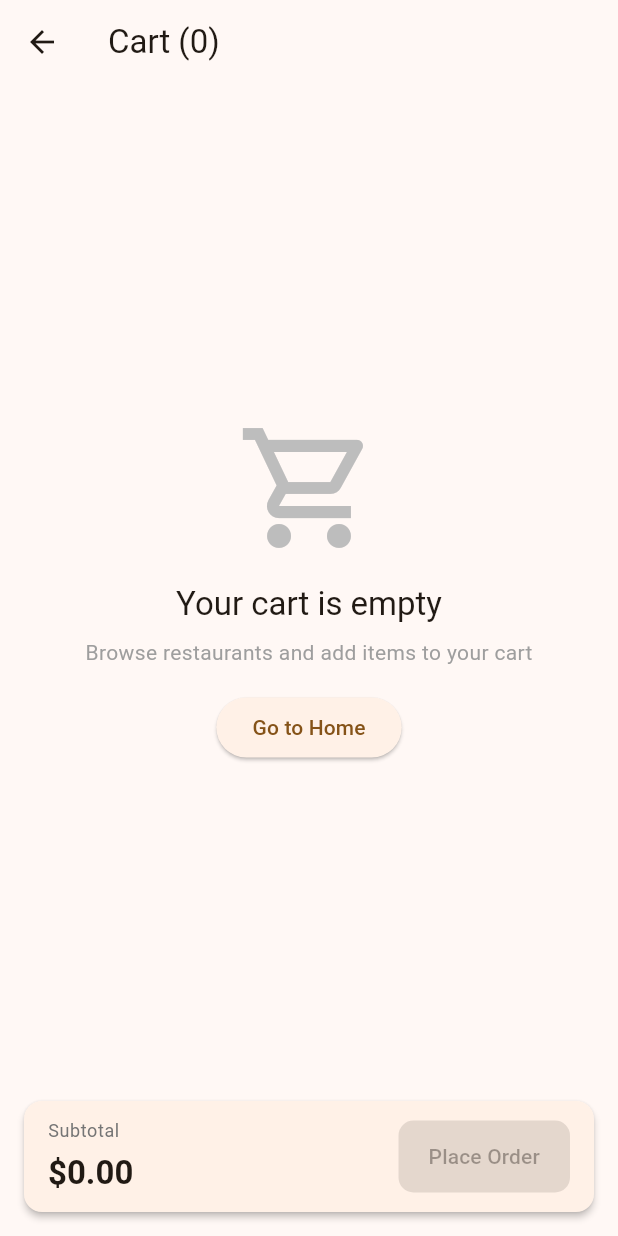
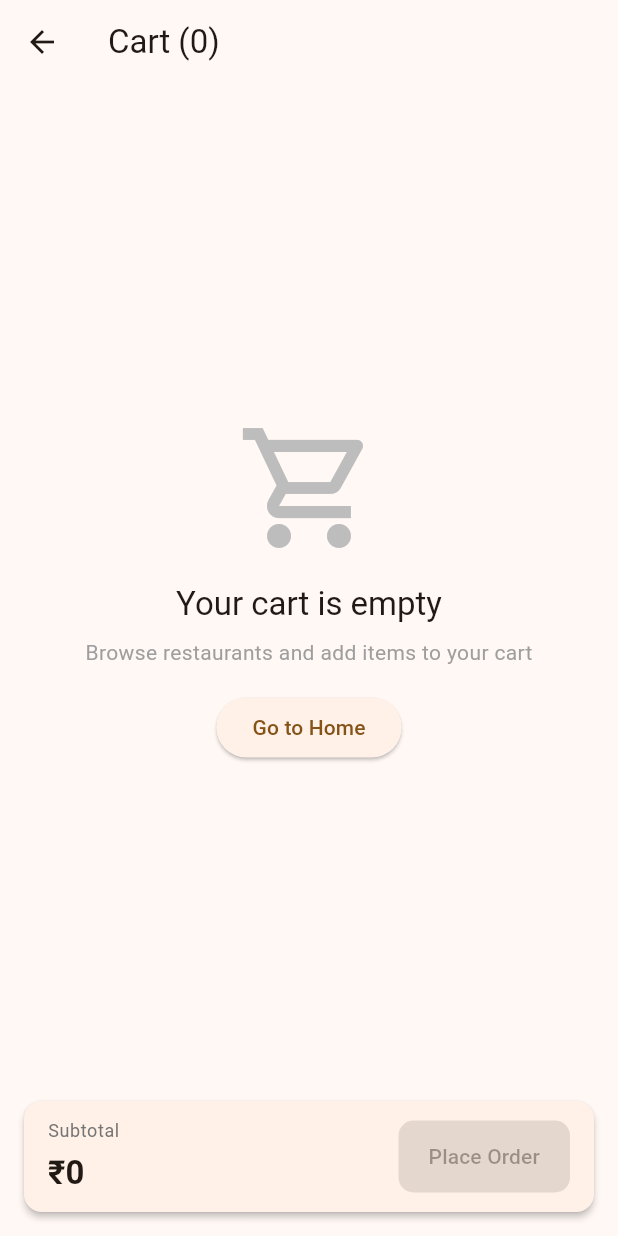
Before and after one commit to Reranko05/SEPM_SMA, a Flutter app: the CartScreen screen opened by its route, on a phone screen of 412 x 824 dp. Run offline on Flutter 3.47's test engine with Material 3 defaults, Android fonts, the phone set to English and light mode, and no system bars; our stand-ins replace flutter_local_notifications, shared_preferences, timezone; missing offline and left inert: android_alarm_manager_plus, android_intent_plus; accounts and stored records are empty.

Commit message:
Converted Currency

```diff
--- a/frontend/lib/models/user_preferences.dart
+++ b/frontend/lib/models/user_preferences.dart
@@ -27,5 +27,5 @@ class UserPreferences {
       'carbsLimitGrams': carbsLimitGrams,
       };
 
-  factory UserPreferences.empty(String username) => UserPreferences(username: username, dietType: 'OMNIVORE', calorieLimit: 2000, budget: 15.0, spiceLevel: 3);
+  factory UserPreferences.empty(String username) => UserPreferences(username: username, dietType: 'OMNIVORE', calorieLimit: 2000, budget: 500.0, spiceLevel: 3);
 }
--- a/frontend/lib/providers/preferences_provider.dart
+++ b/frontend/lib/providers/preferences_provider.dart
@@ -71,7 +71,7 @@ class PreferencesProvider extends ChangeNotifier {
         final p = UserPreferences.empty(username)
           ..dietType = data['dietType'] ?? 'OMNIVORE'
           ..calorieLimit = (data['calorieLimit'] ?? 2000) as int
-          ..budget = (data['budget'] ?? 15.0).toDouble()
+          ..budget = (data['budget'] ?? 500.0).toDouble()
           ..spiceLevel = (data['spiceLevel'] ?? 3) as int
           ..proteinGoalGrams = (data['proteinGoalGrams'] ?? 50) as int
           ..carbsLimitGrams = (data['carbsLimitGrams'] ?? 300) as int;
--- a/frontend/lib/screens/cart_screen.dart
+++ b/frontend/lib/screens/cart_screen.dart
@@ -75,7 +75,7 @@ class CartScreen extends StatelessWidget {
                             Column(
                               crossAxisAlignment: CrossAxisAlignment.end,
                               children: [
-                                Text('\$${it.meal.price.toStringAsFixed(2)}', style: Theme.of(context).textTheme.titleSmall?.copyWith(fontWeight: FontWeight.bold)),
+                                Text('₹${it.meal.price.toStringAsFixed(0)}', style: Theme.of(context).textTheme.titleSmall?.copyWith(fontWeight: FontWeight.bold)),
                                 const SizedBox(height: 8),
                                 Row(
                                   mainAxisSize: MainAxisSize.min,
@@ -125,7 +125,7 @@ class CartScreen extends StatelessWidget {
                       child: Column(crossAxisAlignment: CrossAxisAlignment.start, children: [
                         Text('Subtotal', style: Theme.of(context).textTheme.bodySmall?.copyWith(color: Colors.grey.shade600)),
                         const SizedBox(height: 6),
-                        Text('\$${cart.totalPrice.toStringAsFixed(2)}', style: Theme.of(context).textTheme.titleLarge?.copyWith(fontWeight: FontWeight.bold)),
+                        Text('₹${cart.totalPrice.toStringAsFixed(0)}', style: Theme.of(context).textTheme.titleLarge?.copyWith(fontWeight: FontWeight.bold)),
                       ]),
                     ),
                     const SizedBox(width: 12),
--- a/frontend/lib/screens/menu_screen.dart
+++ b/frontend/lib/screens/menu_screen.dart
@@ -172,7 +172,7 @@ class _MenuScreenState extends State<MenuScreen> {
                   mainAxisAlignment: MainAxisAlignment.spaceBetween,
                   children: [
                     Text(
-                      '\$${m.price.toStringAsFixed(2)}',
+                      '₹${m.price.toStringAsFixed(0)}',
                       style: const TextStyle(
                         fontWeight: FontWeight.bold,
                         fontSize: 15,
--- a/frontend/lib/screens/preferences_screen.dart
+++ b/frontend/lib/screens/preferences_screen.dart
@@ -67,7 +67,7 @@ class _PreferencesScreenState extends State<PreferencesScreen> {
       setState(() {
         diet = saved.dietType;
         _calCtrl.text = saved.calorieLimit.toString();
-        _budgetCtrl.text = saved.budget.toString();
+        _budgetCtrl.text = saved.budget.toStringAsFixed(0);
         spice = saved.spiceLevel.toDouble();
         _proteinCtrl.text = saved.proteinGoalGrams.toString();
         _carbsCtrl.text = saved.carbsLimitGrams.toString();
@@ -108,7 +108,7 @@ class _PreferencesScreenState extends State<PreferencesScreen> {
       username: auth.username!,
       dietType: diet,
       calorieLimit: int.tryParse(_calCtrl.text) ?? 2000,
-      budget: double.tryParse(_budgetCtrl.text) ?? 15.0,
+      budget: double.tryParse(_budgetCtrl.text) ?? 500.0,
       spiceLevel: spice.toInt(),
       proteinGoalGrams: int.tryParse(_proteinCtrl.text) ?? 50,
       carbsLimitGrams: int.tryParse(_carbsCtrl.text) ?? 300,
@@ -251,7 +251,7 @@ class _PreferencesScreenState extends State<PreferencesScreen> {
             const SizedBox(height: 8),
             TextField(controller: _carbsCtrl, keyboardType: TextInputType.number, decoration: const InputDecoration(labelText: 'Max Carbs (g)')),
             const SizedBox(height: 8),
-            TextField(controller: _budgetCtrl, keyboardType: TextInputType.numberWithOptions(decimal: true), decoration: const InputDecoration(labelText: 'Budget')),
+            TextField(controller: _budgetCtrl, keyboardType: TextInputType.numberWithOptions(decimal: true), decoration: const InputDecoration(labelText: 'Budget (₹)')),
             const SizedBox(height: 8),
             Row(children: [const Text('Spice'), Expanded(child: Slider(value: spice, min: 1, max: 5, divisions: 4, onChanged: (v) => setState(() => spice = v)))]),
             const SizedBox(height: 16),
--- a/frontend/lib/widgets/recommendation_card.dart
+++ b/frontend/lib/widgets/recommendation_card.dart
@@ -14,7 +14,7 @@ class RecommendationCard extends StatelessWidget {
         child: Column(crossAxisAlignment: CrossAxisAlignment.start, children: [
           Text(meal.name, style: const TextStyle(fontSize: 20, fontWeight: FontWeight.bold)),
           const SizedBox(height: 8),
-          Row(children: [Flexible(child: Text('Calories: ${meal.calories}')), const SizedBox(width: 12), Flexible(child: Text('Price: \$${meal.price.toStringAsFixed(2)}'))]),
+          Row(children: [Flexible(child: Text('Calories: ${meal.calories}')), const SizedBox(width: 12), Flexible(child: Text('Price: ₹${meal.price.toStringAsFixed(0)}'))]),
           const SizedBox(height: 8),
           Row(children: [Flexible(child: Text('Rating: ${meal.rating}')), const SizedBox(width: 12), Flexible(child: Text('Diet: ${meal.dietType}'))]),
         ]),
```
